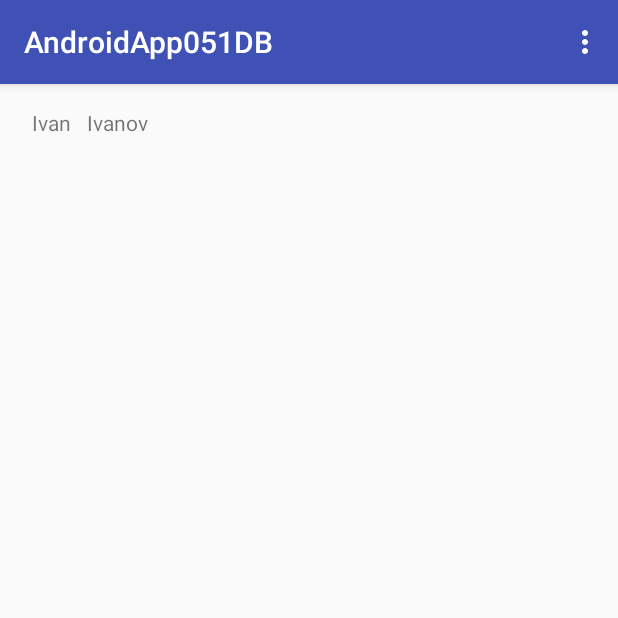
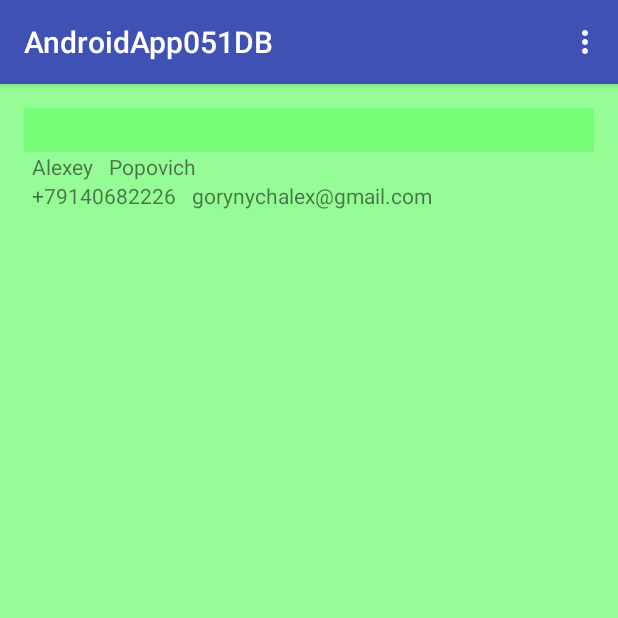
Before and after one commit to gorynychalex/AndroidApp051DB, an Android app: the screen it shows after launch (MainActivity), on a phone screen of 412 x 824 dp, the top half of it. Run offline under Robolectric (Android 15) with nearby library versions, the phone set to English and light mode, and no system bars.

```diff
--- a/app/src/main/java/ru/dvfu/mrcpk/popovich/androidapp051db/DB.java
+++ b/app/src/main/java/ru/dvfu/mrcpk/popovich/androidapp051db/DB.java
@@ -86,12 +86,14 @@ public class DB {
         public void onCreate(SQLiteDatabase db) {
             db.execSQL(DATABASE_CREATE);
 
+            // Первичное заполнение данных
             ContentValues contentValues = new ContentValues();
-            for (int i = 1; i < 2; i++) {
-                contentValues.put(TABLE_MAIN_FIRSTNAME, "Ivan");
-                contentValues.put(TABLE_MAIN_LASTNAME, "Ivanov");
-                db.insert(TABLE_MAIN, null, contentValues);
-            }
+            contentValues.put(TABLE_MAIN_FIRSTNAME, "Alexey");
+            contentValues.put(TABLE_MAIN_LASTNAME, "Popovich");
+            contentValues.put(TABLE_MAIN_PHONENUM, "+79140682226");
+            contentValues.put(TABLE_MAIN_EMAIL, "gorynychalex@gmail.com");
+            db.insert(TABLE_MAIN, null, contentValues);
+
         }
 
         @Override
--- a/app/src/main/res/layout/activity_main.xml
+++ b/app/src/main/res/layout/activity_main.xml
@@ -1,6 +1,7 @@
 <?xml version="1.0" encoding="utf-8"?>
 <RelativeLayout xmlns:android="http://schemas.android.com/apk/res/android"
     xmlns:tools="http://schemas.android.com/tools"
+    android:background="#6600ff00"
     android:layout_width="match_parent"
     android:layout_height="match_parent"
     android:paddingBottom="@dimen/activity_vertical_margin"
@@ -8,8 +9,18 @@
     android:paddingRight="@dimen/activity_horizontal_margin"
     android:paddingTop="@dimen/activity_vertical_margin"
     tools:context="ru.dvfu.mrcpk.popovich.androidapp051db.MainActivity">
+    <TextView
+        android:id="@+id/tvUpdate"
+        android:layout_width="match_parent"
+        android:layout_height="wrap_content"
+        android:layout_alignParentTop="true"
+        android:background="#3300ff00"
+            android:gravity="center"
+        android:textAppearance="?android:attr/textAppearanceLarge">
+    </TextView>
 
     <ListView
+        android:layout_below="@+id/tvUpdate"
         android:id="@+id/listViewMain"
         android:layout_width="match_parent"
         android:layout_height="wrap_content">
--- a/app/src/main/res/layout/list_items.xml
+++ b/app/src/main/res/layout/list_items.xml
@@ -1,6 +1,7 @@
 <?xml version="1.0" encoding="utf-8"?>
 <LinearLayout xmlns:android="http://schemas.android.com/apk/res/android"
     android:orientation="vertical" android:layout_width="match_parent"
+    android:id="@+id/itemLinearLayout"
     android:layout_height="match_parent">
     <LinearLayout
         android:orientation="horizontal"
--- a/app/src/main/res/menu/menu_main.xml
+++ b/app/src/main/res/menu/menu_main.xml
@@ -7,6 +7,7 @@
         android:id="@+id/action_add"
         android:orderInCategory="100"
         android:title="Добавить"
+        android:icon="@mipmap/ic_launcher"
         android:showAsAction="always"
         />
     <item
```
Also changed, not shown: app/src/main/AndroidManifest.xml (+23 -0 lines), app/src/main/java/ru/dvfu/mrcpk/popovich/androidapp051db/MainActivity.java (+7 -3 lines), app/src/main/java/ru/dvfu/mrcpk/popovich/androidapp051db/MyFactory.java (added, +141 -0 lines), app/src/main/java/ru/dvfu/mrcpk/popovich/androidapp051db/MyService.java (added, +12 -0 lines), app/src/main/java/ru/dvfu/mrcpk/popovich/androidapp051db/MyWidget.java (added, +98 -0 lines), app/src/main/res/xml/widget_metadata.xml (added, +9 -0 lines).
